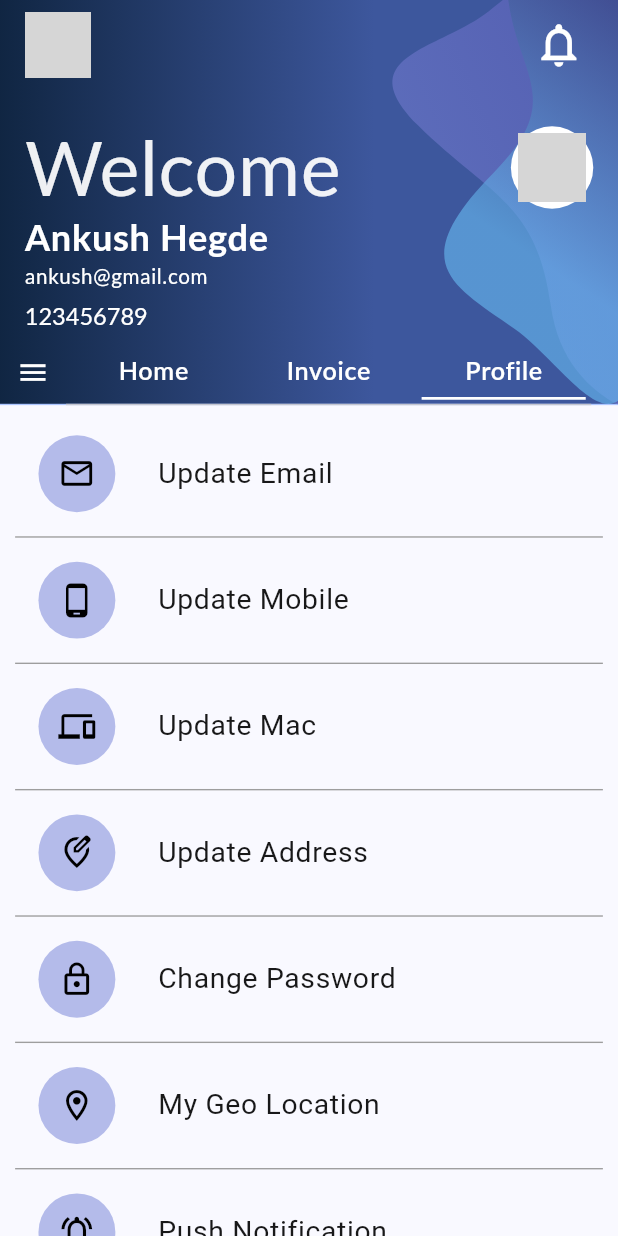
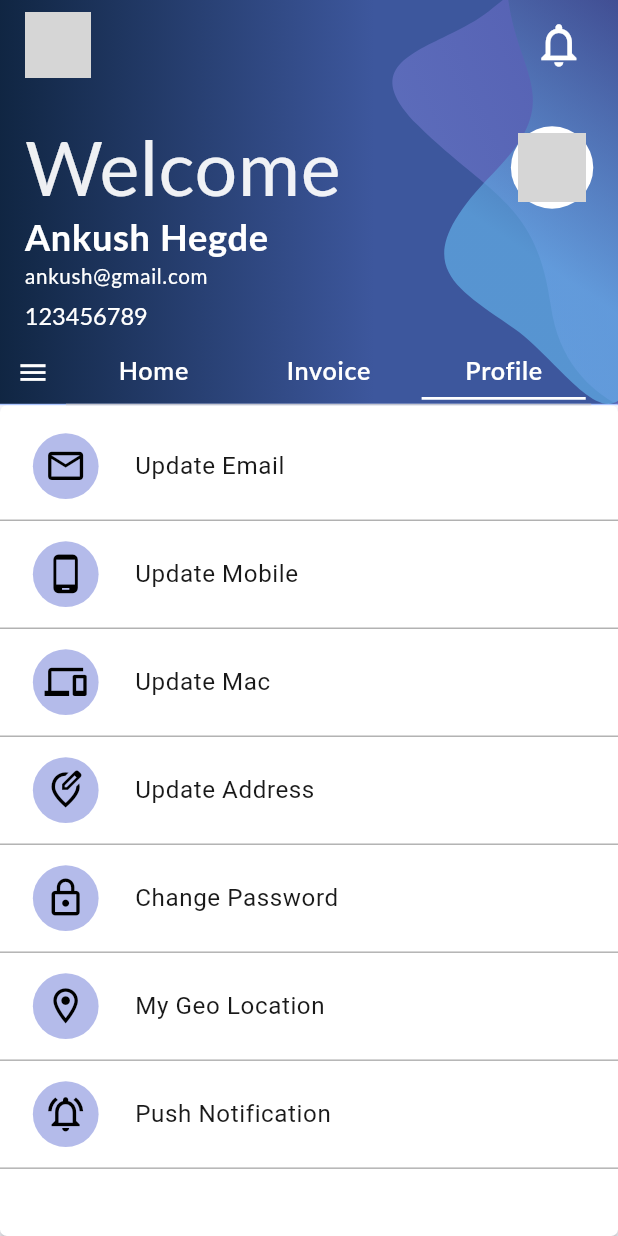
Before and after one commit to Broadway-Communications/Flutter-Application, a Flutter app: the InitialPage screen opened by its route, tab 3 chosen, on a phone screen of 412 x 824 dp. Run offline on Flutter 3.47's test engine with Material 2 defaults, Android fonts, the phone set to English and light mode, and no system bars; our stand-ins replace auto_route, device_preview, dropdown_button2, flutter_rating_bar, flutter_screenutil, google_fonts and 1 more; network calls fail; Roboto replaces fonts that are missing (Lato); grey boxes are pictures that could not be loaded.

Commit message:
(#10) WIP: fixing colors

```diff
--- a/lib/app/router/app_router.dart
+++ b/lib/app/router/app_router.dart
@@ -24,7 +24,7 @@ class AppRouter extends _$AppRouter {
           transitionsBuilder: (context, animation, secondaryAnimation, child) {
             return SlideTransition(
               position: animation.drive(
-                  Tween(begin: const Offset(1, 0), end: Offset.zero)
+                  Tween(begin: const Offset(0, 1), end: Offset.zero)
                       .chain(CurveTween(curve: Curves.easeIn))),
               child: child,
             );
--- a/lib/app/views/app.dart
+++ b/lib/app/views/app.dart
@@ -38,6 +38,7 @@ class _InitialPageState extends State<InitialPage>
         final tabsRouter = AutoTabsRouter.of(context);
         final size = MediaQuery.of(context).size;
         return Scaffold(
+          backgroundColor: Color(0xFFE8EAF9),
           appBar: AppBar(
             automaticallyImplyLeading: false,
             backgroundColor: Theme.of(context).colorScheme.inversePrimary,
--- a/lib/app/views/invoice_page.dart
+++ b/lib/app/views/invoice_page.dart
@@ -14,9 +14,7 @@ class InvoicePage extends StatefulWidget {
 class _InvoicePageState extends State<InvoicePage> {
   @override
   Widget build(BuildContext context) {
-    return Scaffold(
-      body: SafeArea(
-        child: Column(
+    return Column(
       mainAxisAlignment: MainAxisAlignment.spaceBetween,
       children: [
         const Padding(
@@ -54,8 +52,6 @@ class _InvoicePageState extends State<InvoicePage> {
           ),
         ),
       ],
-        ),
-      ),
     );
   }
 }
--- a/lib/app/views/login.dart
+++ b/lib/app/views/login.dart
@@ -163,7 +163,7 @@ class _LoginPageState extends State<LoginPage> {
                                           predicate: (route) => false,
                                         ),
                                     child: SizedBox(
-                                      width: size.width * 0.8,
+                                      width: size.width,
                                       height: size.height * 0.074,
                                       child: Center(
                                         child: Text(
--- a/lib/app/views/profile_page.dart
+++ b/lib/app/views/profile_page.dart
@@ -2,6 +2,7 @@ import 'package:auto_route/annotations.dart';
 import 'package:flutter/material.dart';
 import 'package:flutter_screenutil/flutter_screenutil.dart';
 import 'package:google_fonts/google_fonts.dart';
+import 'package:responsive_framework/responsive_framework.dart';
 
 @RoutePage()
 class ProfilePage extends StatefulWidget {
@@ -14,14 +15,32 @@ class ProfilePage extends StatefulWidget {
 class _ProfilePageState extends State<ProfilePage> {
   @override
   Widget build(BuildContext context) {
-    return SingleChildScrollView(
-      child: Center(
-        child: Column(children: [
-          SizedBox(
-            child: Padding(
-              padding: const EdgeInsets.only(top: 12.0, bottom: 17.0),
-              child: ListView(
-                primary: false,
+    final size = MediaQuery.of(context).size;
+    return Align(
+      alignment: Alignment.topCenter,
+      child: Container(
+          height: size.height,
+          width: size.width,
+          padding: EdgeInsets.symmetric(vertical: 12),
+          decoration: BoxDecoration(
+            borderRadius: BorderRadius.circular(5),
+            color: Color.fromARGB(255, 255, 255, 255),
+            boxShadow: const [
+              BoxShadow(
+                color: Color(0x3F000000),
+                blurRadius: 4,
+                offset: Offset(0, 4),
+                spreadRadius: 0,
+              )
+            ],
+          ),
+          child: ResponsiveScaledBox(
+            width: size.width * 1.17,
+            child: Column(
+              children: [
+                ListView(
+                  // itemExtent: 81.h,
+                  padding: EdgeInsets.all(0),
                   shrinkWrap: true,
                   children: [
                     listItems(Icons.email_outlined, 'Update Email'),
@@ -30,14 +49,13 @@ class _ProfilePageState extends State<ProfilePage> {
                     listItems(Icons.edit_location_outlined, 'Update Address'),
                     listItems(Icons.lock_outline, 'Change Password'),
                     listItems(Icons.location_on_outlined, 'My Geo Location'),
-                  listItems(
-                      Icons.notifications_active_outlined, 'Push Notification'),
+                    listItems(Icons.notifications_active_outlined,
+                        'Push Notification'),
                   ],
                 ),
+              ],
             ),
-          ),
-        ]),
-      ),
+          )),
     );
   }
 
@@ -45,15 +63,15 @@ class _ProfilePageState extends State<ProfilePage> {
     return Column(
       children: [
         Padding(
-          padding: const EdgeInsets.all(10.0),
+          padding: const EdgeInsets.all(10),
           child: ListTile(
             leading: CircleAvatar(
               radius: 43,
-              backgroundColor: const Color(0xFFB4BBEA),
+              backgroundColor: Color(0xFFB4BBEA),
               child: Icon(
                 icon,
                 color: Colors.black,
-                size: 27,
+                size: 36,
               ),
             ),
             contentPadding: const EdgeInsets.symmetric(horizontal: 3),
@@ -67,11 +85,8 @@ class _ProfilePageState extends State<ProfilePage> {
             ),
           ),
         ),
-        const Divider(
+        Divider(
           color: Colors.grey,
-          thickness: 1,
-          indent: 11,
-          endIndent: 11,
         )
       ],
     );
--- a/lib/app/widgets/complaint_card.dart
+++ b/lib/app/widgets/complaint_card.dart
@@ -29,7 +29,7 @@ class _ComplaintCardState extends State<ComplaintCard> {
   List<Map<String, Color>> status = [
     {"Closed": const Color(0xFF83E360)},
     {"Open": Colors.red},
-    {"In Progress": Colors.blueAccent},
+    {"In Progress": Colors.blue[900]!},
   ];
   double rating = -1;
   var rng = Random();
--- a/lib/app/widgets/navigation_drawer.dart
+++ b/lib/app/widgets/navigation_drawer.dart
@@ -40,8 +40,9 @@ class _NavDrawerState extends State<NavDrawer> {
                 children: [
                   listItems(Icons.donut_small_rounded, 'Session History'),
                   listItems(Icons.error_outline, 'Complaint History',
-                      onPressed: () =>
-                          context.router.push(const ComplaintHistoryRoute()),
+                      onPressed: () => context.router.push(
+                            const ComplaintHistoryRoute(),
+                          ),
                       disabled: false),
                   listItems(
                       Icons.currency_exchange_outlined, 'Invoice History'),
@@ -83,11 +84,7 @@ listItems(IconData icon, String text,
             borderRadius: BorderRadius.all(Radius.circular(30))),
         child: InkWell(
           borderRadius: const BorderRadius.all(Radius.circular(30)),
-          onTap: onPressed != null
-              ? () {
-                  onPressed();
-                }
-              : null,
+          onTap: onPressed,
           child: ListTile(
             leading: Icon(
               icon,
--- a/lib/app/widgets/plan_status_card.dart
+++ b/lib/app/widgets/plan_status_card.dart
@@ -15,7 +15,7 @@ class _PlanStatusCardState extends State<PlanStatusCard> {
       width: size.width * 0.95,
       decoration: const BoxDecoration(
           borderRadius: BorderRadius.all(Radius.circular(8)),
-          color: Color.fromARGB(255, 246, 246, 253),
+          color: Colors.white,
           boxShadow: [
             BoxShadow(
               color: Color.fromARGB(255, 190, 190, 190),
```
Also changed, not shown: lib/app/views/splash_screen.dart (+73 -29 lines), lib/app/widgets/register_complaint_pop_up.dart (+9 -5 lines). Lines whose indentation alone changed are shown as unchanged.
